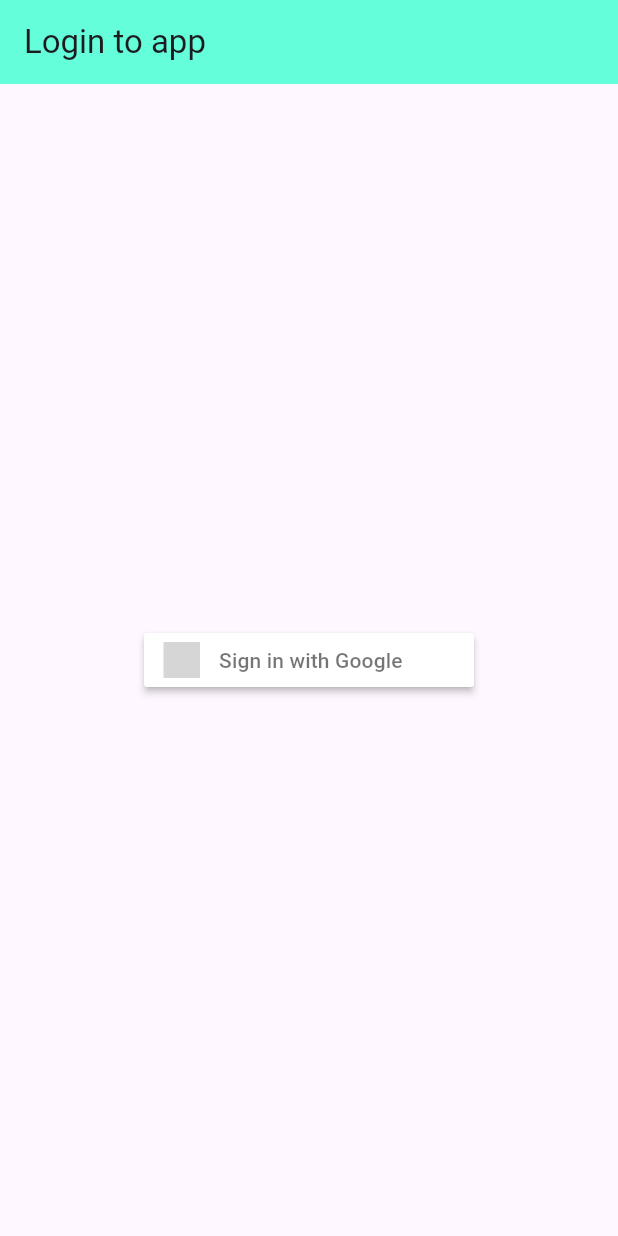
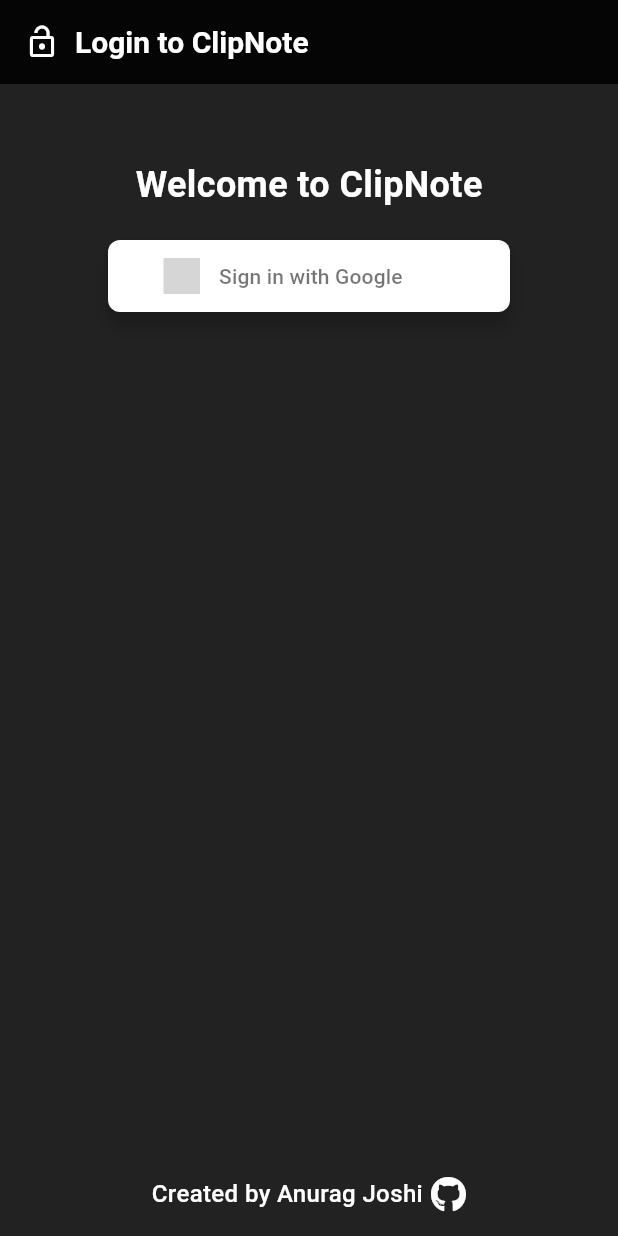
Before and after one commit to anuragJoshi05/ClipNote, a Flutter app: the screen it shows after launch, on a phone screen of 412 x 824 dp. Run offline on Flutter 3.47's test engine with Material 3 defaults, Android fonts, the phone set to English and light mode, and no system bars; drawn by our look-alikes of sign_in_button; our stand-ins replace cloud_firestore, firebase_auth, firebase_core, flutter_lorem, font_awesome_flutter, google_fonts and 3 more; accounts and stored records are empty; grey boxes are pictures that could not be loaded.

Commit message:
Refactor Login screen: UI enhancements, new features, and bug fixes
- Updated UI with new styling and FontAwesome icons
- Added URL launcher functionality
- Improved login process and error handling
- Enhanced performance and fixed bugs

```diff
--- a/lib/login.dart
+++ b/lib/login.dart
@@ -5,30 +5,64 @@ import 'package:firebase_auth/firebase_auth.dart';
 import 'package:flutter/material.dart';
 import 'package:clipnote/services/auth.dart';
 import 'package:sign_in_button/sign_in_button.dart';
+import 'package:font_awesome_flutter/font_awesome_flutter.dart'; // For FontAwesome icons
+import 'package:url_launcher/url_launcher.dart'; // For launching URLs
 
 class Login extends StatefulWidget {
   const Login({super.key});
 
   @override
-  State<Login> createState() => _loginState();
+  State<Login> createState() => _LoginState();
 }
 
-class _loginState extends State<Login> {
+class _LoginState extends State<Login> {
   final FirebaseAuth _auth = FirebaseAuth.instance;
+
+  Future<void> _launchURL(String url) async {
+    final Uri uri = Uri.parse(url);
+    if (!await launchUrl(uri)) {
+      throw 'Could not launch $url';
+    }
+  }
+
   @override
   Widget build(BuildContext context) {
     return Scaffold(
+      backgroundColor: Colors.black87,
       appBar: AppBar(
-        title: const Text("Login to app"),
-        backgroundColor: Colors.tealAccent,
+        title: const Row(
+          children: [
+            Icon(Icons.lock_open, color: Colors.white),
+            SizedBox(width: 10),
+            Text(
+              "Login to ClipNote",
+              style: TextStyle(
+                color: Colors.white,
+                fontSize: 20,
+                fontWeight: FontWeight.w600,
+              ),
+            ),
+          ],
+        ),
+        backgroundColor: Colors.black87,
+        elevation: 0,
       ),
-      body: Center(
-        child: Column(
-          mainAxisAlignment: MainAxisAlignment.center,
-          children: [
-            SignInButton(Buttons.google, onPressed: () async {
-              //calling signInWithGoogle() that we have made in auth.dart
-              //calling this will sign us both in google + firebase
+      body: Column(
+        children: [
+          const SizedBox(height: 50), // Add spacing between the AppBar and content
+          const Text(
+            'Welcome to ClipNote',
+            style: TextStyle(
+              color: Colors.white,
+              fontSize: 24,
+              fontWeight: FontWeight.bold,
+            ),
+          ),
+          const SizedBox(height: 20),
+          SignInButton(
+            Buttons.google,
+            text: "Sign in with Google",
+            onPressed: () async {
               await signInWithGoogle();
               final User? currentUser = await _auth.currentUser;
               LocalDataSaver.saveLoginData(true);
@@ -38,10 +72,42 @@ class _loginState extends State<Login> {
               LocalDataSaver.saveSyncSet(false);
               await FireDB().getAllStoredNotes();
               Navigator.pushReplacement(
-                  context, MaterialPageRoute(builder: (context) => Home()));
-            }),
-          ],
-        ),
+                  context, MaterialPageRoute(builder: (context) => const Home()));
+            },
+            shape: RoundedRectangleBorder(
+              borderRadius: BorderRadius.circular(8),
+            ),
+            elevation: 5,
+            padding: const EdgeInsets.symmetric(vertical: 12, horizontal: 24),
+            clipBehavior: Clip.antiAlias,
+          ),
+          const SizedBox(height: 20),
+          const Spacer(), // Pushes the following Row to the bottom
+          Padding(
+            padding: const EdgeInsets.only(bottom: 16.0),
+            child: Row(
+              mainAxisAlignment: MainAxisAlignment.center,
+              children: [
+                const Text(
+                  'Created by Anurag Joshi',
+                  style: TextStyle(
+                    color: Colors.white,
+                    fontSize: 16,
+                    fontWeight: FontWeight.w500,
+                  ),
+                ),
+                const SizedBox(width: 5),
+                GestureDetector(
+                  onTap: () => _launchURL('https://github.com/anuragJoshi05'),
+                  child: const Icon(
+                    FontAwesomeIcons.github,
+                    color: Colors.white,
+                  ),
+                ),
+              ],
+            ),
+          ),
+        ],
       ),
     );
   }
```
